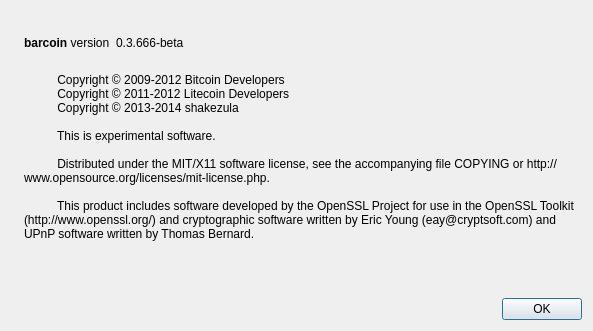
Before: the Qt Designer form src/qt/forms/aboutdialog.ui in coindiggers/coindiggercoin, drawn with Qt 5.
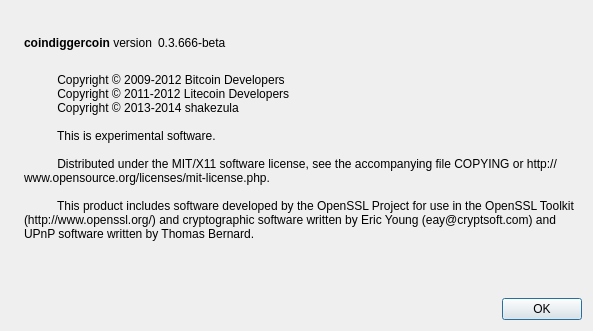
After: the same form once the commit is applied. Icons and pictures are not drawn.

Patch:
```diff
--- a/src/qt/forms/aboutdialog.ui
+++ b/src/qt/forms/aboutdialog.ui
@@ -50,7 +50,7 @@
           <cursorShape>IBeamCursor</cursorShape>
          </property>
          <property name="text">
-          <string>&lt;b&gt;barcoin&lt;/b&gt; version</string>
+          <string>&lt;b&gt;coindiggercoin&lt;/b&gt; version</string>
          </property>
          <property name="textInteractionFlags">
           <set>Qt::LinksAccessibleByMouse|Qt::TextSelectableByKeyboard|Qt::TextSelectableByMouse</set>
```
Left out of the diff: 2 changed lines with no effect on the pictures.
